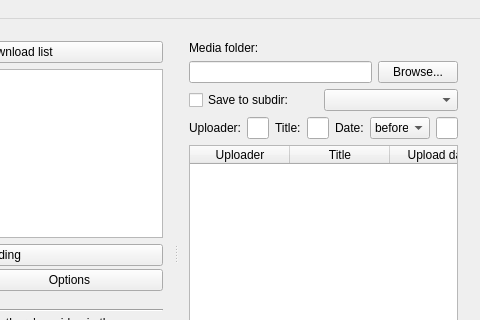
Qt form mainwindow.ui (doublejim/QYoutubeDownloader) before a commit; both pictures show x 239 to 719 and y 0 to 320 of the 719 by 565 pixel window.
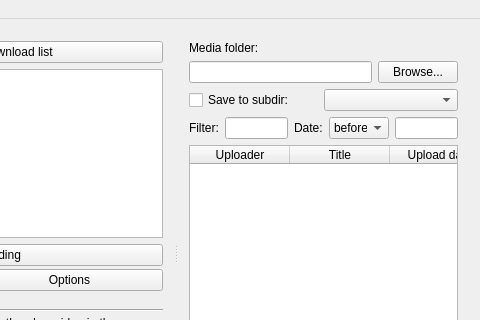
The same form after that commit.

Commit message: Replaced uploader/title search with jus one filter box.

Diff of the .ui file:
```diff
--- a/mainwindow.ui
+++ b/mainwindow.ui
@@ -294,26 +294,16 @@
          </layout>
         </item>
         <item>
-         <layout class="QHBoxLayout" name="horizontalLayout">
+         <layout class="QHBoxLayout" name="horizontalLayout" stretch="0,0,0,0,0">
           <item>
            <widget class="QLabel" name="labelSearchUploader">
             <property name="text">
-             <string>Uploader:</string>
+             <string>Filter:</string>
             </property>
            </widget>
           </item>
           <item>
-           <widget class="QLineEdit" name="editSearchUploader"/>
-          </item>
-          <item>
-           <widget class="QLabel" name="labelSearchTitle">
-            <property name="text">
-             <string>Title:</string>
-            </property>
-           </widget>
-          </item>
-          <item>
-           <widget class="QLineEdit" name="editSearchTitle"/>
+           <widget class="QLineEdit" name="editFilter"/>
           </item>
           <item>
            <widget class="QLabel" name="labelSearchDate">
```
The commit also changes 4 other files.
